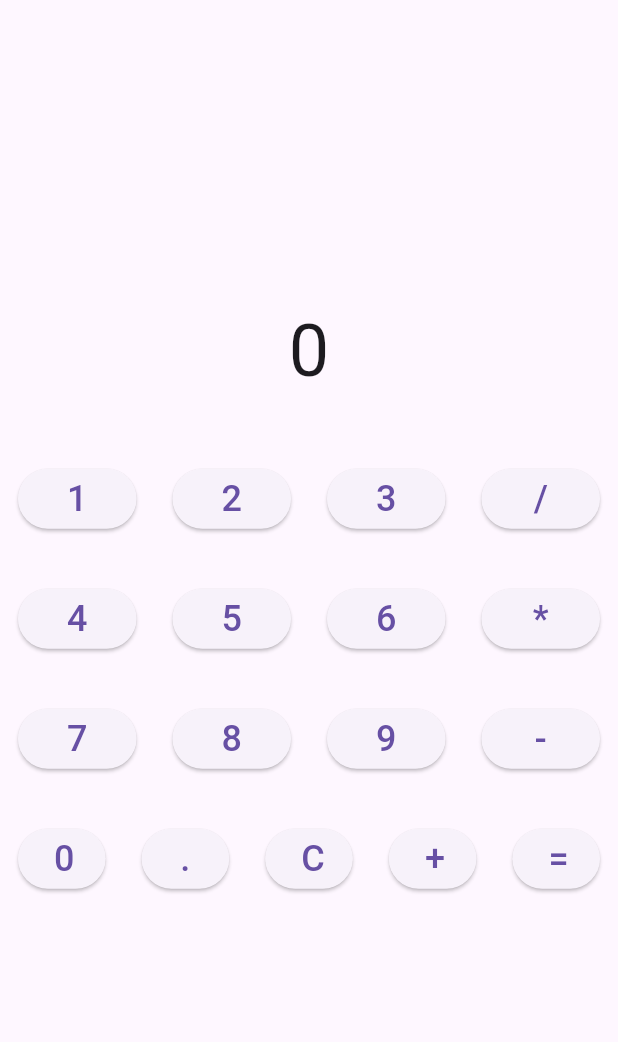
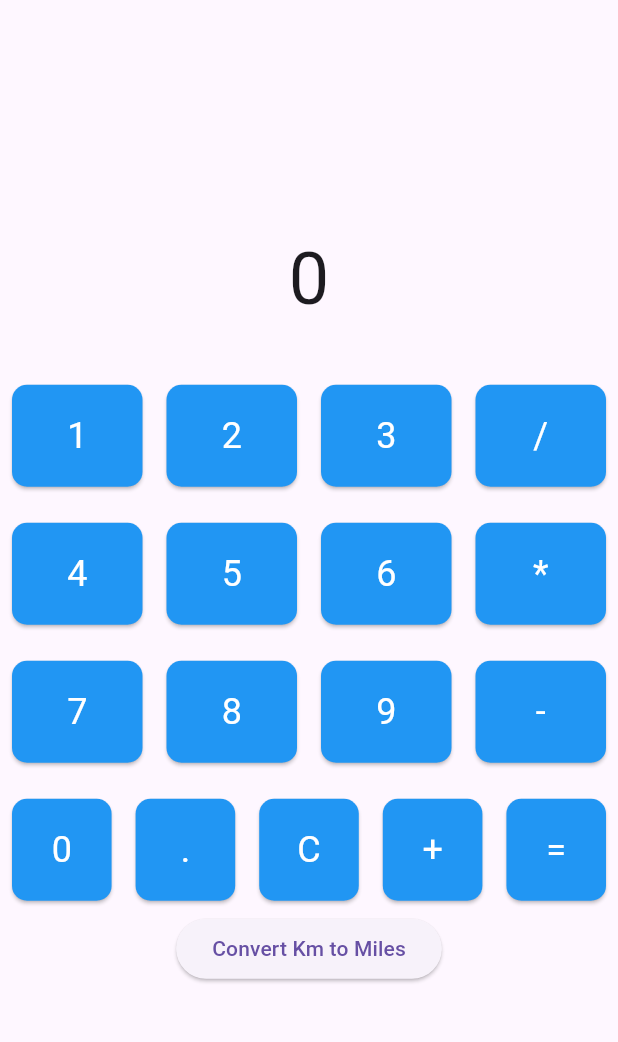
Before and after one commit to ReikaYonetsu/simple_calculator, a Flutter app: the screen it shows after launch, on a phone screen of 412 x 824 dp, the part 63-1105 px from its top. Run offline on Flutter 3.47's test engine with Material 3 defaults, Android fonts, the phone set to English and light mode, and no system bars.

Commit message:
Adding distance conversion feature

```diff
--- a/lib/calculator_screen.dart
+++ b/lib/calculator_screen.dart
@@ -1,5 +1,7 @@
 import 'package:flutter/material.dart';
 import 'calculator_model.dart';
+import 'converter_screen.dart';
+
 
 class MyHomePage extends StatefulWidget {
   @override
@@ -105,6 +107,15 @@ class _MyHomePageState extends State<MyHomePage> {
                 _createButton('='),
               ],
             ),
+            Row(
+              mainAxisAlignment: MainAxisAlignment.center,
+              children: <Widget>[
+                ElevatedButton(
+                  onPressed: _navigateToConverterScreen,
+                  child: Text('Convert Km to Miles'),
+                ),
+              ],
+            ),
           ],
         ),
       ),
@@ -113,17 +124,29 @@ class _MyHomePageState extends State<MyHomePage> {
 
   Widget _createButton(String buttonText) {
     return Expanded(
-      child: Container(
-        padding: const EdgeInsets.all(12.0),
+      child: Padding(
+        padding: const EdgeInsets.all(8.0),  // Adjust padding around the button for spacing
         child: ElevatedButton(
+          style: ElevatedButton.styleFrom(
+            foregroundColor: Colors.white, backgroundColor: Colors.blue,  // Text color
+            textStyle: TextStyle(fontSize: 24),  // Larger text size
+            padding: EdgeInsets.symmetric(vertical: 20.0),  // Increased padding for taller buttons
+            shape: RoundedRectangleBorder(borderRadius: BorderRadius.circular(10)),
+            minimumSize: Size(100, 60),  // Minimum size of the button
+          ),
           onPressed: () => _buttonPressed(buttonText),
-          child: Text(
-            buttonText,
-            style: const TextStyle(fontSize: 24.0),
-          ),
+          child: Text(buttonText),
         ),
       ),
     );
   }
 
+
+
+  void _navigateToConverterScreen() {
+    Navigator.push(
+      context,
+      MaterialPageRoute(builder: (context) => ConverterScreen()),
+    );
+  }
 }
--- /dev/null
+++ b/lib/converter_model.dart
@@ -0,0 +1,5 @@
+class ConverterModel {
+  double convertKmToMiles(double kilometers) {
+    return kilometers * 0.621371;
+  }
+}
--- a/lib/main.dart
+++ b/lib/main.dart
@@ -13,8 +13,18 @@ class MyApp extends StatelessWidget {
       title: 'Calculator',
       theme: ThemeData(
         primarySwatch: Colors.blue,
+        textTheme: const TextTheme(
+          headline4: TextStyle(fontSize: 24.0, fontWeight: FontWeight.bold),
+          bodyText2: TextStyle(fontSize: 20.0),
+        ),
+        buttonTheme: const ButtonThemeData(
+          buttonColor: Colors.blue,
+          textTheme: ButtonTextTheme.primary,
+          height: 50,
+        ),
       ),
       home: MyHomePage(),
     );
+
   }
 }
```
Also changed, not shown: lib/converter_screen.dart (added, +70 -0 lines).
